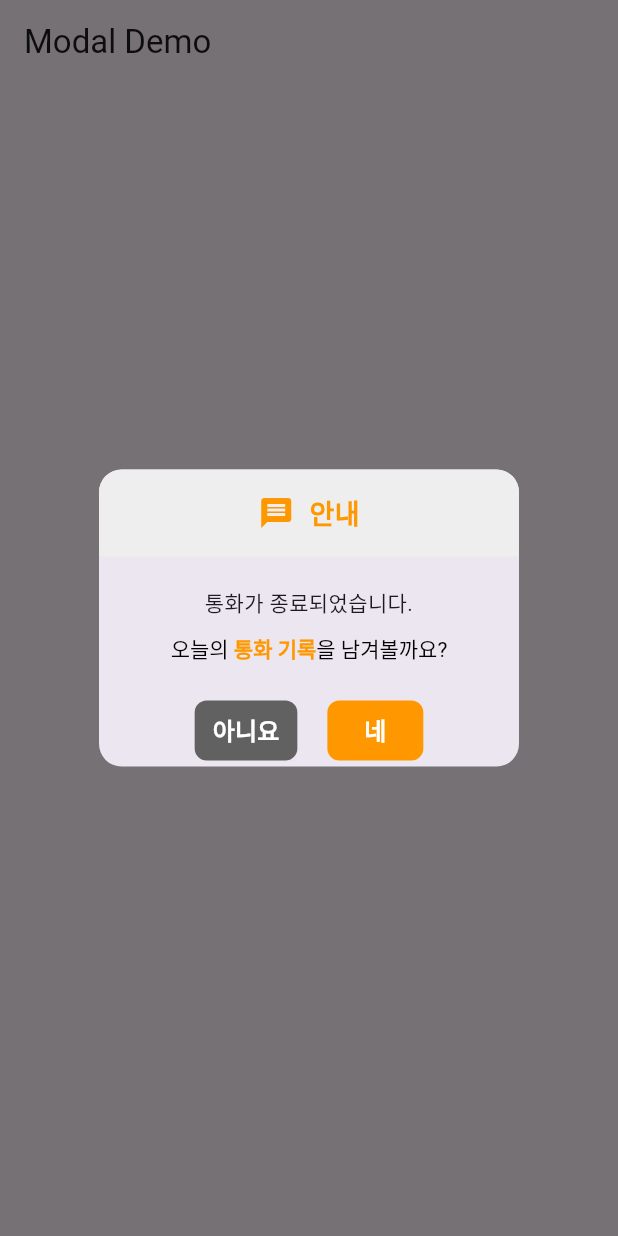
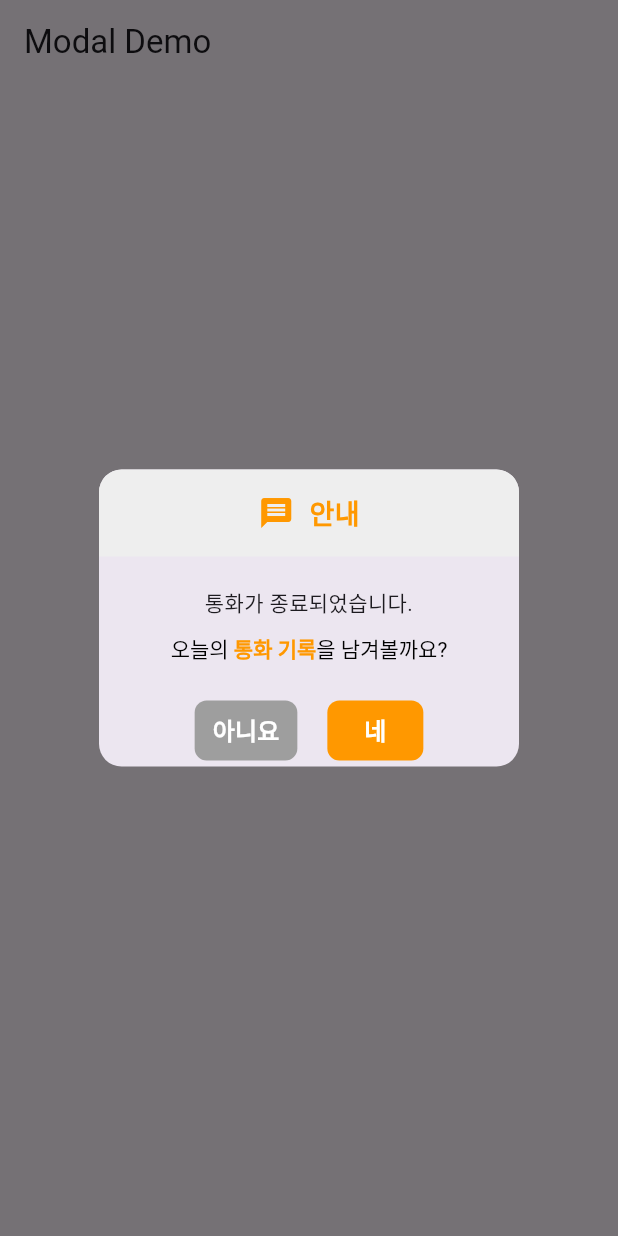
Before and after one commit to ProjectTeam-Cube/Cubeproject, a Flutter app: the HomeScreen screen opened directly, after a tap on "Show Modal", on a phone screen of 412 x 824 dp. Run offline on Flutter 3.47's test engine with Material 3 defaults, Android fonts, the light colour scheme and no system bars; our stand-ins replace flutter_time_picker_spinner.

Commit message:
예약 설정을 위한 임시 사용자 UI 구성 +  통화 성공시 modal창 UI 구성 v4

```diff
--- a/lib/modal_dialog.dart
+++ b/lib/modal_dialog.dart
@@ -1,3 +1,5 @@
+// 모달 창 출력 페이지
+
 import 'package:flutter/material.dart';
 
 class HomeScreen extends StatelessWidget {
@@ -84,7 +86,7 @@ class HomeScreen extends StatelessWidget {
                             },
                             style: ButtonStyle(
                               backgroundColor: MaterialStateProperty.all<Color>(
-                                  Colors.grey.shade700), // 회색 배경
+                                  Colors.grey), // 회색 배경
                               shape: MaterialStateProperty.all<OutlinedBorder>(
                                 RoundedRectangleBorder(
                                   borderRadius:
```
